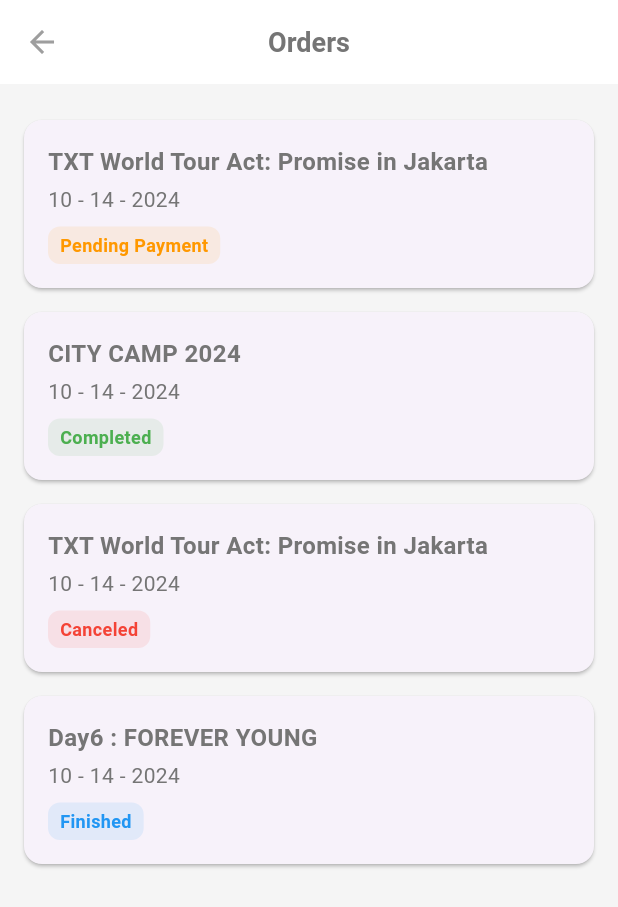
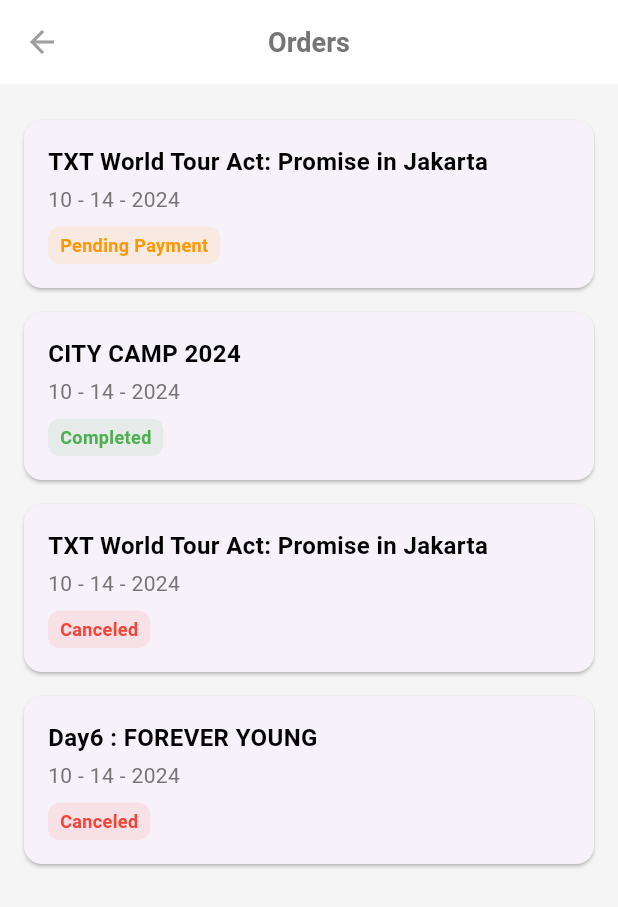
Before and after one commit to TI-3D/fest-ticketing-app, a Flutter app: the OrdersPage screen opened directly, on a phone screen of 412 x 824 dp. Shown: the top 907 px of the screen. Run offline on Flutter 3.47's test engine with Material 3 defaults, Android fonts, the phone set to English and light mode, and no system bars; our stand-ins replace dio, equatable, firebase_core, fl_chart, flutter_bloc, flutter_svg and 4 more; accounts and stored records are empty; Roboto replaces fonts that are missing (CircularStd).

Commit message:
Update orders.dart

```diff
--- a/lib/presentation/orders/screen/orders.dart
+++ b/lib/presentation/orders/screen/orders.dart
@@ -22,7 +22,7 @@ class OrdersPage extends StatelessWidget {
     {
       "orderId": "Day6 : FOREVER YOUNG",
       "date": "10 - 14 - 2024",
-      "status": "Finished"
+      "status": "Canceled"
     },
   ];
 
@@ -97,9 +97,6 @@ class OrderCard extends StatelessWidget {
       case "Canceled":
         statusColor = Colors.red;
         break;
-      case "Finished":
-        statusColor = Colors.blue;
-        break;
       default:
         statusColor = Colors.grey;
     }
@@ -120,7 +117,7 @@ class OrderCard extends StatelessWidget {
                 style: const TextStyle(
                   fontSize: 16,
                   fontWeight: FontWeight.bold,
-                  color: Color.fromRGBO(117, 117, 117, 1),
+                  color: Color.fromRGBO(0, 0, 0, 1),
                 ),
               ),
               const SizedBox(height: 4),
```
